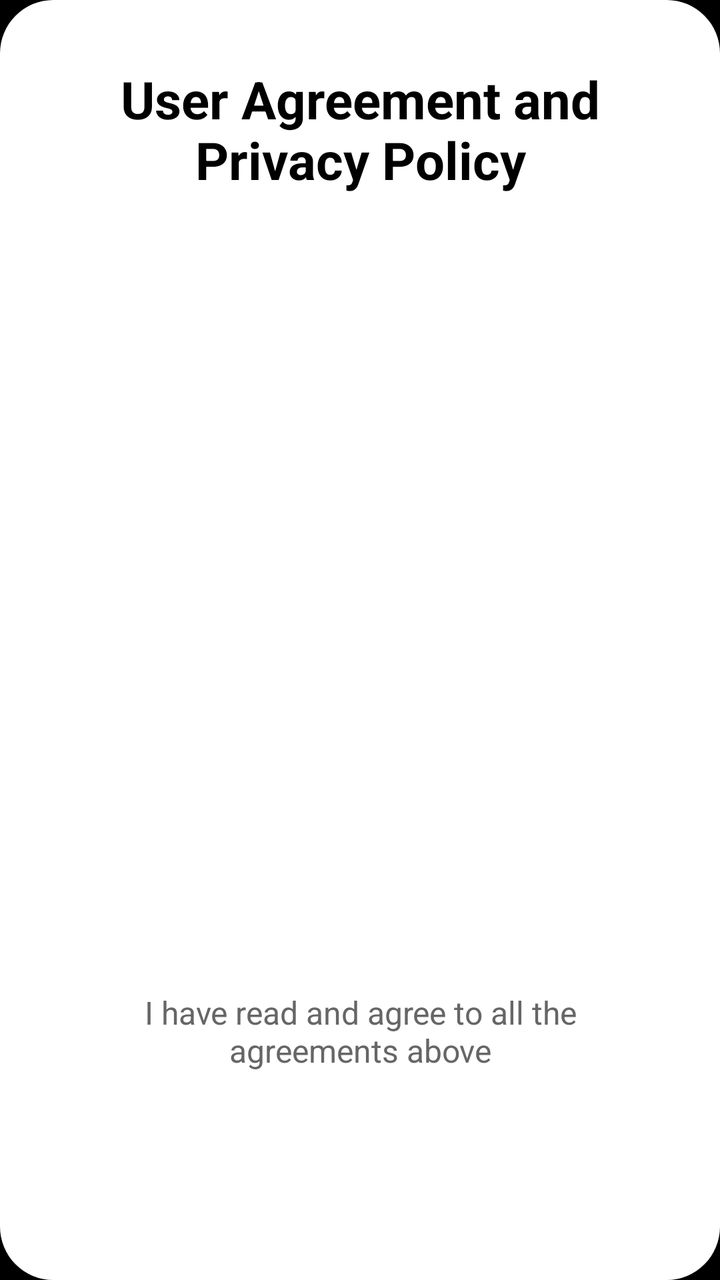
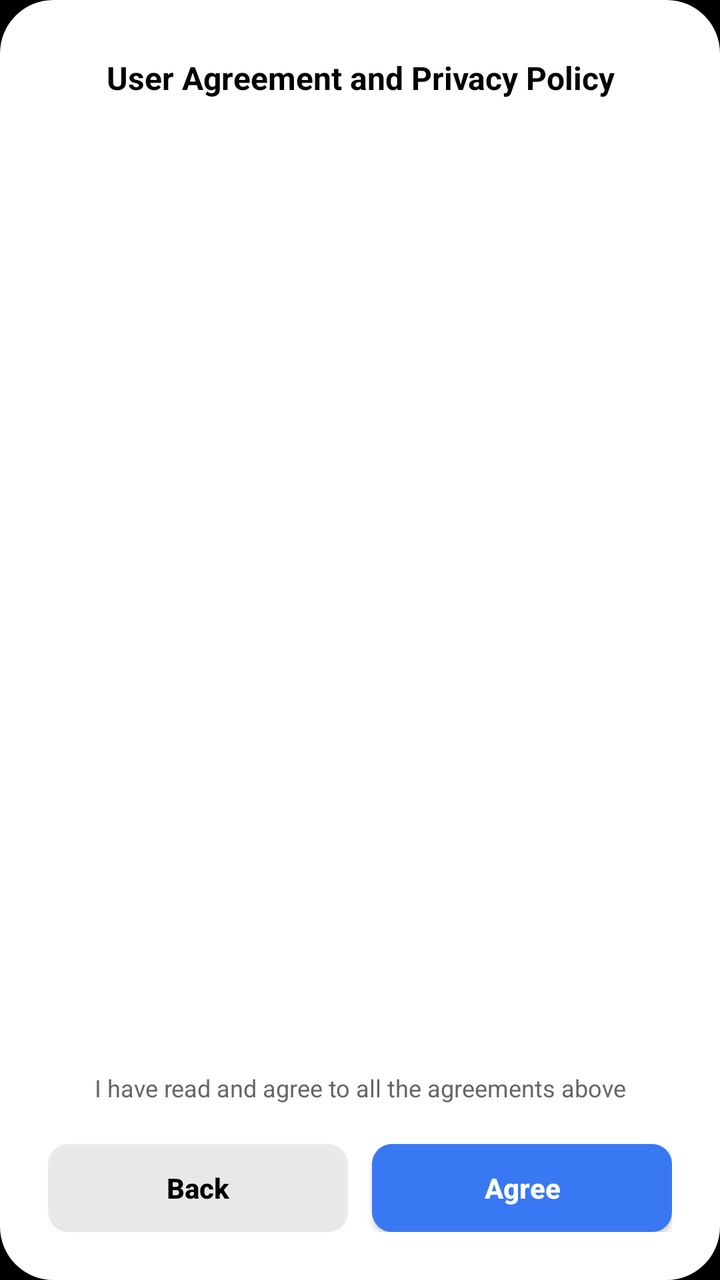

An Android layout rendered at two revisions. The XML below is the earlier revision; the diff shows what the commit changed to produce the second picture.
<!-- AndroidManifest.xml: application theme Theme.INMOClaw -->
<!-- res/layout/dialog_terms.xml -->
<?xml version="1.0" encoding="utf-8"?>
<LinearLayout xmlns:android="http://schemas.android.com/apk/res/android"
    android:layout_width="match_parent"
    android:layout_height="match_parent"
    android:background="@drawable/bg_terms_dialog"
    android:gravity="center_horizontal"
    android:orientation="vertical"
    android:paddingStart="32dp"
    android:paddingTop="32dp"
    android:paddingEnd="32dp"
    android:paddingBottom="28dp">

    <TextView
        android:id="@+id/titleText"
        android:layout_width="match_parent"
        android:layout_height="wrap_content"
        android:gravity="center"
        android:text="@string/terms_title"
        android:textColor="@color/terms_title"
        android:textSize="26sp"
        android:textStyle="bold" />

    <ScrollView
        android:layout_width="match_parent"
        android:layout_height="0dp"
        android:layout_marginTop="48dp"
        android:layout_weight="1"
        android:fillViewport="true"
        android:overScrollMode="never"
        android:scrollbars="none">

        <TextView
            android:id="@+id/contentText"
            android:layout_width="match_parent"
            android:layout_height="wrap_content"
            android:lineSpacingExtra="8dp"
            android:textColor="@color/terms_body"
            android:textSize="18sp" />
    </ScrollView>

    <TextView
        android:id="@+id/consentText"
        android:layout_width="match_parent"
        android:layout_height="wrap_content"
        android:layout_marginTop="16dp"
        android:gravity="center"
        android:text="@string/terms_consent_tip"
        android:textColor="@color/terms_hint"
        android:textSize="16sp" />

    <LinearLayout
        android:layout_width="match_parent"
        android:layout_height="wrap_content"
        android:layout_marginTop="20dp"
        android:gravity="center"
        android:layout_marginStart="190dp"
        android:layout_marginEnd="190dp"
        android:orientation="horizontal">

        <androidx.appcompat.widget.AppCompatButton
            android:id="@+id/rejectButton"
            android:layout_width="0dp"
            android:layout_height="56dp"
            android:layout_marginEnd="10dp"
            android:layout_weight="1"
            android:background="@drawable/bg_terms_button_secondary"
            android:gravity="center"
            android:paddingStart="16dp"
            android:paddingEnd="16dp"
            android:text="@string/terms_reject"
            android:textAllCaps="false"
            android:textColor="@color/terms_title"
            android:textSize="18sp"
            android:textStyle="bold" />

        <androidx.appcompat.widget.AppCompatButton
            android:id="@+id/acceptButton"
            android:layout_width="0dp"
            android:layout_height="56dp"
            android:layout_marginStart="10dp"
            android:layout_weight="1"
            android:background="@drawable/bg_terms_button_primary"
            android:gravity="center"
            android:paddingStart="16dp"
            android:paddingEnd="16dp"
            android:text="@string/terms_accept"
            android:textAllCaps="false"
            android:textColor="@color/white"
            android:textSize="18sp"
            android:textStyle="bold" />
    </LinearLayout>
</LinearLayout>
<!-- resources referenced by this layout -->
<resources>
  <color name="terms_body">#FF242424</color>
  <color name="terms_hint">#FF666666</color>
  <color name="terms_title">#FF000000</color>
  <color name="white">#FFFFFFFF</color>
  <!-- drawable bg_terms_button_primary (drawable) -->
  <?xml version="1.0" encoding="utf-8"?>
  <shape xmlns:android="http://schemas.android.com/apk/res/android">
      <solid android:color="@color/terms_link" />
      <corners android:radius="10dp" />
  </shape>
  <!-- drawable bg_terms_button_secondary (drawable) -->
  <?xml version="1.0" encoding="utf-8"?>
  <shape xmlns:android="http://schemas.android.com/apk/res/android">
      <solid android:color="@color/terms_button_secondary" />
      <corners android:radius="10dp" />
  </shape>
  <!-- drawable bg_terms_dialog (drawable) -->
  <?xml version="1.0" encoding="utf-8"?>
  <shape xmlns:android="http://schemas.android.com/apk/res/android">
      <solid android:color="@color/terms_dialog_surface" />
      <corners android:radius="26.6dp" />
  </shape>
  <string name="terms_accept">Agree</string>
  <string name="terms_consent_tip">I have read and agree to all the agreements above</string>
  <string name="terms_reject">Back</string>
  <string name="terms_title">User Agreement and Privacy Policy</string>
  <style name="Theme.INMOClaw" parent="Base.Theme.INMOClaw" />
  <color name="terms_link">#FF3978F3</color>
  <color name="terms_button_secondary">#14000000</color>
  <color name="terms_dialog_surface">#FFFFFFFF</color>
  <style name="Base.Theme.INMOClaw" parent="Theme.Material3.DayNight.NoActionBar">
          
          <item name="android:defaultFocusHighlightEnabled" tools:targetApi="o">false</item>
          <item name="android:statusBarColor">@android:color/transparent</item>
          <item name="android:windowLightStatusBar">false</item>
          <item name="colorPrimary">@color/brand_primary</item>
          <item name="android:colorBackground">@color/black</item>
          <item name="android:windowBackground">@color/black</item>
      </style>
  <color name="brand_primary">#3978F3</color>
  <color name="black">#FF000000</color>
</resources>

<!-- the commit's change to res/layout/dialog_terms.xml (unified diff, before → after) -->
@@ -5,10 +5,10 @@
     android:background="@drawable/bg_terms_dialog"
     android:gravity="center_horizontal"
     android:orientation="vertical"
-    android:paddingStart="32dp"
-    android:paddingTop="32dp"
-    android:paddingEnd="32dp"
-    android:paddingBottom="28dp">
+    android:paddingStart="24dp"
+    android:paddingTop="28dp"
+    android:paddingEnd="24dp"
+    android:paddingBottom="24dp">
 
     <TextView
         android:id="@+id/titleText"
@@ -17,13 +17,13 @@
         android:gravity="center"
         android:text="@string/terms_title"
         android:textColor="@color/terms_title"
-        android:textSize="26sp"
+        android:textSize="16sp"
         android:textStyle="bold" />
 
     <ScrollView
         android:layout_width="match_parent"
         android:layout_height="0dp"
-        android:layout_marginTop="48dp"
+        android:layout_marginTop="24dp"
         android:layout_weight="1"
         android:fillViewport="true"
         android:overScrollMode="never"
@@ -33,9 +33,9 @@
             android:id="@+id/contentText"
             android:layout_width="match_parent"
             android:layout_height="wrap_content"
-            android:lineSpacingExtra="8dp"
+            android:lineSpacingExtra="6dp"
             android:textColor="@color/terms_body"
-            android:textSize="18sp" />
+            android:textSize="13sp" />
     </ScrollView>
 
     <TextView
@@ -46,47 +46,45 @@
         android:gravity="center"
         android:text="@string/terms_consent_tip"
         android:textColor="@color/terms_hint"
-        android:textSize="16sp" />
+        android:textSize="12sp" />
 
     <LinearLayout
         android:layout_width="match_parent"
         android:layout_height="wrap_content"
         android:layout_marginTop="20dp"
         android:gravity="center"
-        android:layout_marginStart="190dp"
-        android:layout_marginEnd="190dp"
         android:orientation="horizontal">
 
         <androidx.appcompat.widget.AppCompatButton
             android:id="@+id/rejectButton"
             android:layout_width="0dp"
-            android:layout_height="56dp"
-            android:layout_marginEnd="10dp"
+            android:layout_height="44dp"
+            android:layout_marginEnd="6dp"
             android:layout_weight="1"
             android:background="@drawable/bg_terms_button_secondary"
             android:gravity="center"
-            android:paddingStart="16dp"
-            android:paddingEnd="16dp"
+            android:paddingStart="6dp"
+            android:paddingEnd="6dp"
             android:text="@string/terms_reject"
             android:textAllCaps="false"
             android:textColor="@color/terms_title"
-            android:textSize="18sp"
+            android:textSize="14sp"
             android:textStyle="bold" />
 
         <androidx.appcompat.widget.AppCompatButton
             android:id="@+id/acceptButton"
             android:layout_width="0dp"
-            android:layout_height="56dp"
-            android:layout_marginStart="10dp"
+            android:layout_height="44dp"
+            android:layout_marginStart="6dp"
             android:layout_weight="1"
             android:background="@drawable/bg_terms_button_primary"
             android:gravity="center"
-            android:paddingStart="16dp"
-            android:paddingEnd="16dp"
+            android:paddingStart="6dp"
+            android:paddingEnd="6dp"
             android:text="@string/terms_accept"
             android:textAllCaps="false"
             android:textColor="@color/white"
-            android:textSize="18sp"
+            android:textSize="14sp"
             android:textStyle="bold" />
     </LinearLayout>
 </LinearLayout>
